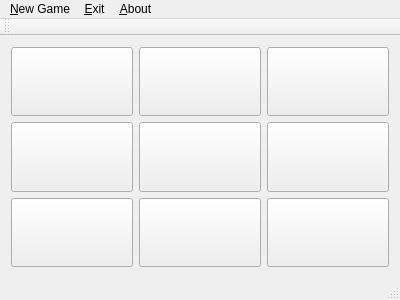
Qt form mainwindow.ui (HbotondS/tic-tac-toe) before a commit.
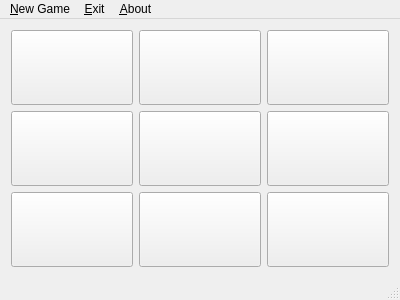
The same form after that commit.

Commit message: add display logic and player indicator

The edit to the form file:
```diff
--- a/mainwindow.ui
+++ b/mainwindow.ui
@@ -164,14 +164,6 @@
    <addaction name="menu_Exit"/>
    <addaction name="menu_About"/>
   </widget>
-  <widget class="QToolBar" name="mainToolBar">
-   <attribute name="toolBarArea">
-    <enum>TopToolBarArea</enum>
-   </attribute>
-   <attribute name="toolBarBreak">
-    <bool>false</bool>
-   </attribute>
-  </widget>
   <widget class="QStatusBar" name="statusBar"/>
   <action name="actionnew_game">
    <property name="text">
```
The commit also changes 2 other files.
